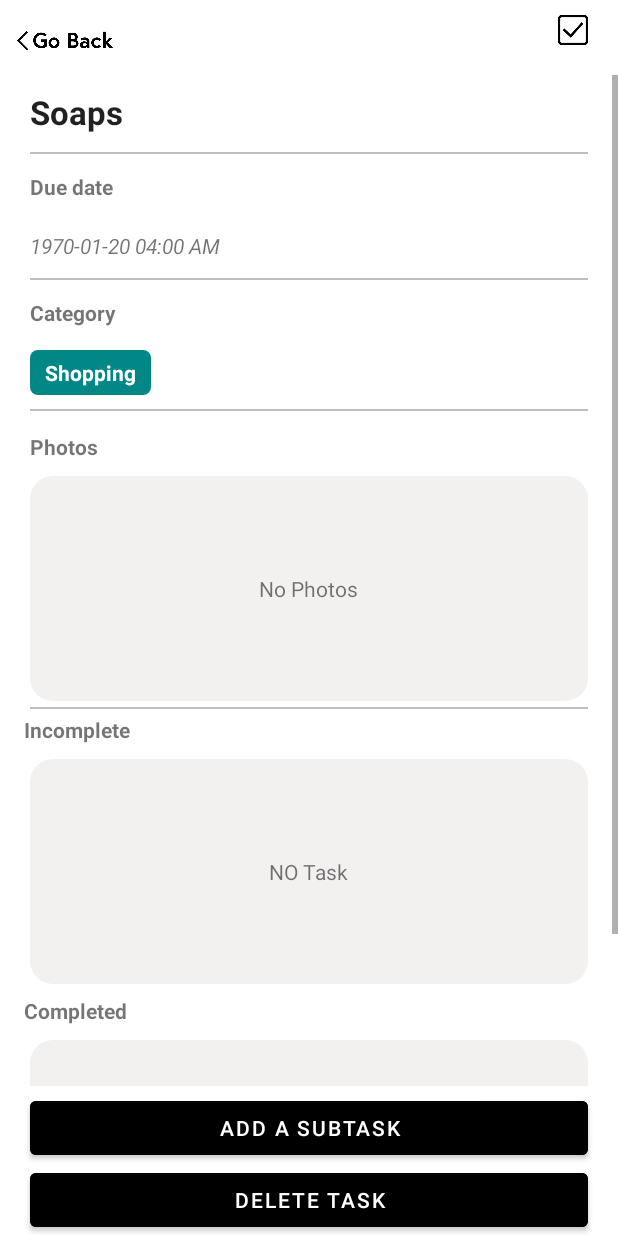
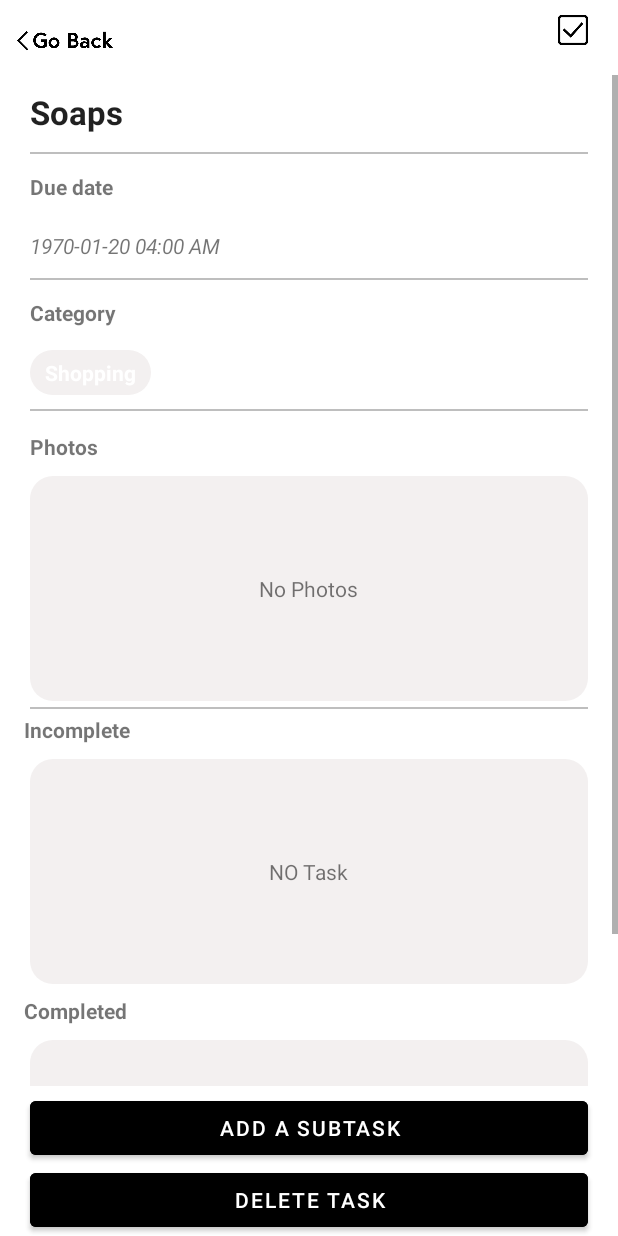
Before and after one commit to Swapkumbhar31/Task_Tech_Armie_Android, an Android app: the screen it shows after launch (ViewTaskActivity), after a tap on "Soaps", on a phone screen of 412 x 824 dp. Run offline under Robolectric (Android 15) with nearby library versions, the phone set to English and light mode, and no system bars; our stand-ins replace Room's generated code.

Commit message:
Theme color changed

```diff
--- a/app/src/main/res/layout/activity_view_task.xml
+++ b/app/src/main/res/layout/activity_view_task.xml
@@ -108,7 +108,7 @@
                     android:layout_marginLeft="20dp"
                     android:id="@+id/categories"
                     android:layout_marginVertical="5dp"
-                    android:background="@drawable/all_rounded_image"
+                    android:background="@drawable/view_all_rounded_border"
                     android:paddingHorizontal="10dp"
                     android:paddingVertical="5dp"
                     android:text="@string/travel"
--- a/app/src/main/res/values/themes.xml
+++ b/app/src/main/res/values/themes.xml
@@ -2,8 +2,8 @@
     <!-- Base application theme. -->
     <style name="Theme.Task_Tech_Armie_Android" parent="Theme.MaterialComponents.DayNight.DarkActionBar">
         <!-- Primary brand color. -->
-        <item name="colorPrimary">@color/white</item>
-        <item name="colorPrimaryVariant">@color/white</item>
+        <item name="colorPrimary">@color/primary</item>
+        <item name="colorPrimaryVariant">@color/primary</item>
         <item name="colorOnPrimary">@color/white</item>
         <!-- Secondary brand color. -->
         <item name="colorSecondary">@color/primary</item>
```
